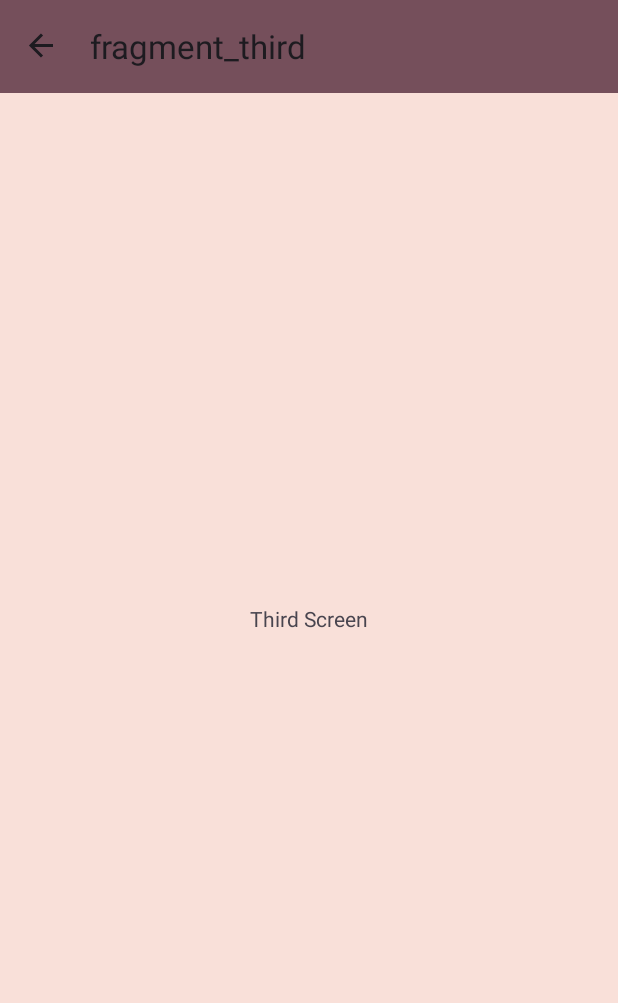
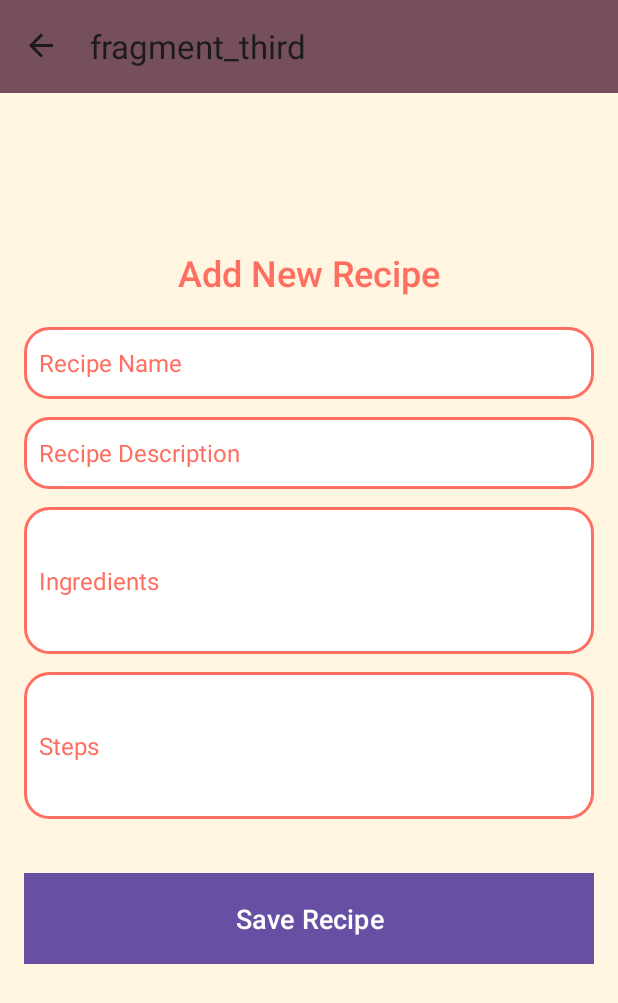
Before and after one commit to caitlin3862/CookbookProject, an Android app: the screen it shows after launch (MainActivity), after a tap on "scrollImg", on a phone screen of 412 x 824 dp. Shown: the top 1003 px of the screen. Run offline under Robolectric (Android 15) with nearby library versions, the phone set to English and light mode, and no system bars; our stand-ins replace navigation-ui; Roboto replaces fonts that are not available here.

Commit message:
edited third and fourth fragments

```diff
--- a/app/src/main/java/com/example/cookbook/Third.kt
+++ /dev/null
@@ -1,19 +0,0 @@
-package com.example.cookbook
-
-import android.os.Bundle
-import androidx.fragment.app.Fragment
-import android.view.LayoutInflater
-import android.view.View
-import android.view.ViewGroup
-
-class Third : Fragment() {
-
-    override fun onCreateView(
-        inflater: LayoutInflater, container: ViewGroup?,
-        savedInstanceState: Bundle?
-    ): View? {
-        // Inflate the layout for this fragment
-        return inflater.inflate(R.layout.fragment_third, container, false)
-    }
-
-}
--- /dev/null
+++ b/app/src/main/java/com/example/cookbook/ThirdFragment.kt
@@ -0,0 +1,50 @@
+package com.example.cookbook
+
+import android.os.Bundle
+import android.view.LayoutInflater
+import android.view.View
+import android.view.ViewGroup
+import android.widget.Button
+import android.widget.EditText
+import androidx.fragment.app.Fragment
+
+class ThirdFragment : Fragment() {
+
+    private val recipeList = mutableListOf<Recipe>()
+
+    override fun onCreateView(
+        inflater: LayoutInflater, container: ViewGroup?,
+        savedInstanceState: Bundle?
+    ): View {
+        return inflater.inflate(R.layout.fragment_third, container, false)
+    }
+
+    override fun onViewCreated(view: View, savedInstanceState: Bundle?) {
+        super.onViewCreated(view, savedInstanceState)
+
+        val recipeName = view.findViewById<EditText>(R.id.et_recipe_name)
+        val recipeDescription = view.findViewById<EditText>(R.id.et_recipe_description)
+        val recipeIngredients = view.findViewById<EditText>(R.id.et_recipe_ingredients)
+        val recipeSteps = view.findViewById<EditText>(R.id.et_recipe_steps)
+        val saveButton = view.findViewById<Button>(R.id.btn_save_recipe)
+
+        saveButton.setOnClickListener {
+            val name = recipeName.text.toString()
+            val description = recipeDescription.text.toString()
+            val ingredients = recipeIngredients.text.toString()
+            val steps = recipeSteps.text.toString()
+
+            if (name.isNotBlank() && description.isNotBlank() && ingredients.isNotBlank() && steps.isNotBlank()) {
+                val recipe = Recipe(name, description, ingredients, steps)
+                recipeList.add(recipe)
+
+                recipeName.text.clear()
+                recipeDescription.text.clear()
+                recipeIngredients.text.clear()
+                recipeSteps.text.clear()
+            }
+        }
+    }
+}
+
+data class Recipe(val name: String, val description: String, val ingredients: String, val steps: String)
--- /dev/null
+++ b/app/src/main/res/drawable/rounded_edittext.xml
@@ -0,0 +1,6 @@
+<?xml version="1.0" encoding="utf-8"?>
+<shape xmlns:android="http://schemas.android.com/apk/res/android">
+    <solid android:color="#FFFFFF"/>
+    <corners android:radius="16dp"/>
+    <stroke android:color="#FF6F61" android:width="2dp"/>
+</shape>
--- a/app/src/main/res/layout/fragment_third.xml
+++ b/app/src/main/res/layout/fragment_third.xml
@@ -1,20 +1,89 @@
 <?xml version="1.0" encoding="utf-8"?>
-<androidx.constraintlayout.widget.ConstraintLayout xmlns:android="http://schemas.android.com/apk/res/android"
-    xmlns:app="http://schemas.android.com/apk/res-auto"
-    xmlns:tools="http://schemas.android.com/tools"
+<LinearLayout xmlns:android="http://schemas.android.com/apk/res/android"
     android:layout_width="match_parent"
     android:layout_height="match_parent"
-    android:background="#F9E0D9"
-    tools:context=".Third">
+    android:orientation="vertical"
+    android:gravity="center"
+    android:padding="16dp"
+    android:background="#FFF5E1">
+
+    <TextView
+        android:layout_width="wrap_content"
+        android:layout_height="wrap_content"
+        android:text="Add New Recipe"
+        android:textSize="24sp"
+        android:textColor="#FF6F61"
+        android:layout_marginBottom="20dp"
+        android:fontFamily="sans-serif-medium"/>
+
+    <EditText
+        android:id="@+id/et_recipe_name"
+        android:layout_width="match_parent"
+        android:layout_height="48dp"
+        android:hint="Recipe Name"
+        android:inputType="text"
+        android:padding="10dp"
+        android:background="@drawable/rounded_edittext"
+        android:textColor="#4A4A4A"
+        android:textSize="16sp"
+        android:layout_marginBottom="12dp"
+        android:textColorHint="#FF6F61"/>
+
+    <EditText
+        android:id="@+id/et_recipe_description"
+        android:layout_width="match_parent"
+        android:layout_height="48dp"
+        android:hint="Recipe Description"
+        android:inputType="text"
+        android:padding="10dp"
+        android:background="@drawable/rounded_edittext"
+        android:textColor="#4A4A4A"
+        android:textSize="16sp"
+        android:layout_marginBottom="12dp"
+        android:textColorHint="#FF6F61"/>
+
+    <EditText
+        android:id="@+id/et_recipe_ingredients"
+        android:layout_width="match_parent"
+        android:layout_height="wrap_content"
+        android:hint="Ingredients"
+        android:inputType="textMultiLine"
+        android:padding="10dp"
+        android:background="@drawable/rounded_edittext"
+        android:textColor="#4A4A4A"
+        android:textSize="16sp"
+        android:layout_marginBottom="12dp"
+        android:textColorHint="#FF6F61"
+        android:lines="4"
+        android:maxLines="6"/>
+
+    <EditText
+        android:id="@+id/et_recipe_steps"
+        android:layout_width="match_parent"
+        android:layout_height="wrap_content"
+        android:hint="Steps"
+        android:inputType="textMultiLine"
+        android:padding="10dp"
+        android:background="@drawable/rounded_edittext"
+        android:textColor="#4A4A4A"
+        android:textSize="16sp"
+        android:layout_marginBottom="20dp"
+        android:textColorHint="#FF6F61"
+        android:lines="4"
+        android:maxLines="6"/>
+
+    <Button
+        android:id="@+id/btn_save_recipe"
+        android:layout_width="match_parent"
+        android:layout_height="wrap_content"
+        android:text="Save Recipe"
+        android:textColor="#FFFFFF"
+        android:background="#B71C1C"
+        android:textSize="18sp"
+        android:padding="14dp"
+        android:layout_marginTop="16dp"
+        android:layout_marginBottom="16dp"
+        android:gravity="center"/>
 
 
-    <TextView
-        android:id="@+id/textView3"
-        android:layout_width="wrap_content"
-        android:layout_height="wrap_content"
-        android:text="Third Screen"
-        app:layout_constraintBottom_toBottomOf="parent"
-        app:layout_constraintEnd_toEndOf="parent"
-        app:layout_constraintStart_toStartOf="parent"
-        app:layout_constraintTop_toTopOf="parent" />
-</androidx.constraintlayout.widget.ConstraintLayout>
+</LinearLayout>
--- a/app/src/main/res/navigation/navigation_graph.xml
+++ b/app/src/main/res/navigation/navigation_graph.xml
@@ -23,7 +23,7 @@
 
     <fragment
         android:id="@+id/third"
-        android:name="com.example.cookbook.Third"
+        android:name="com.example.cookbook.ThirdFragment"
         android:label="fragment_third"
         tools:layout="@layout/fragment_third" >
         <action
@@ -38,7 +38,7 @@
     </fragment>
     <fragment
         android:id="@+id/fourth"
-        android:name="com.example.cookbook.Fourth"
+        android:name="com.example.cookbook.FourthFragment"
         android:label="fragment_fourth"
         tools:layout="@layout/fragment_fourth" >
         <action
```
Also changed, not shown: app/src/main/java/com/example/cookbook/Fourth.kt (deleted, +0 -18 lines), app/src/main/java/com/example/cookbook/FourthFragment.kt (added, +80 -0 lines), app/src/main/res/layout/fragment_fourth.xml (+37 -13 lines).
